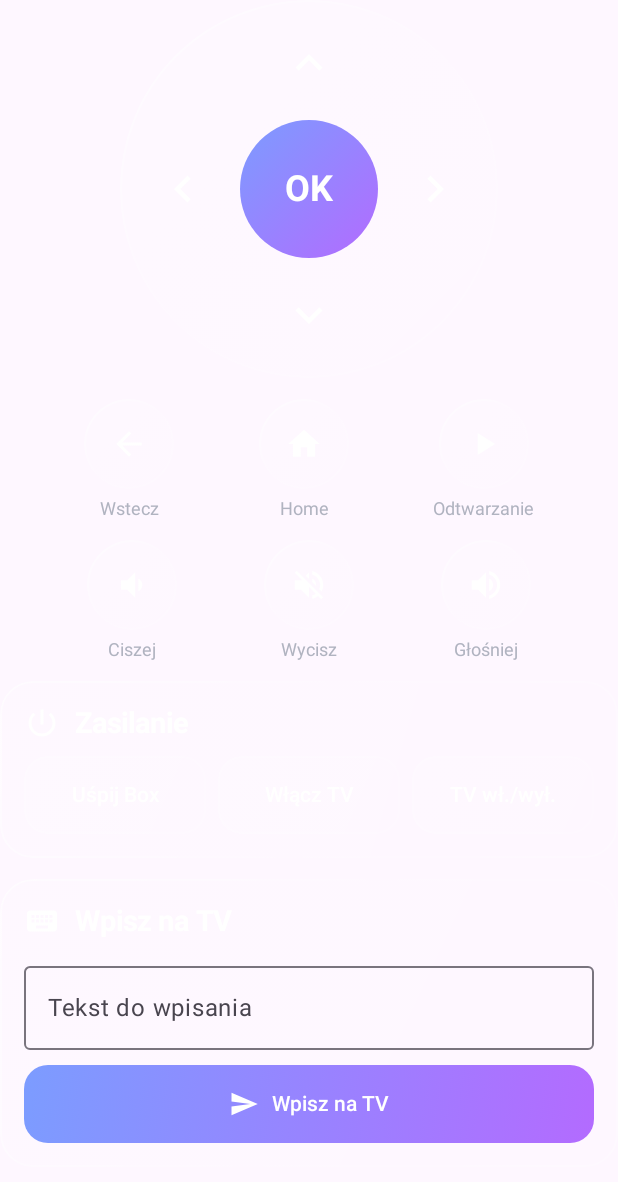
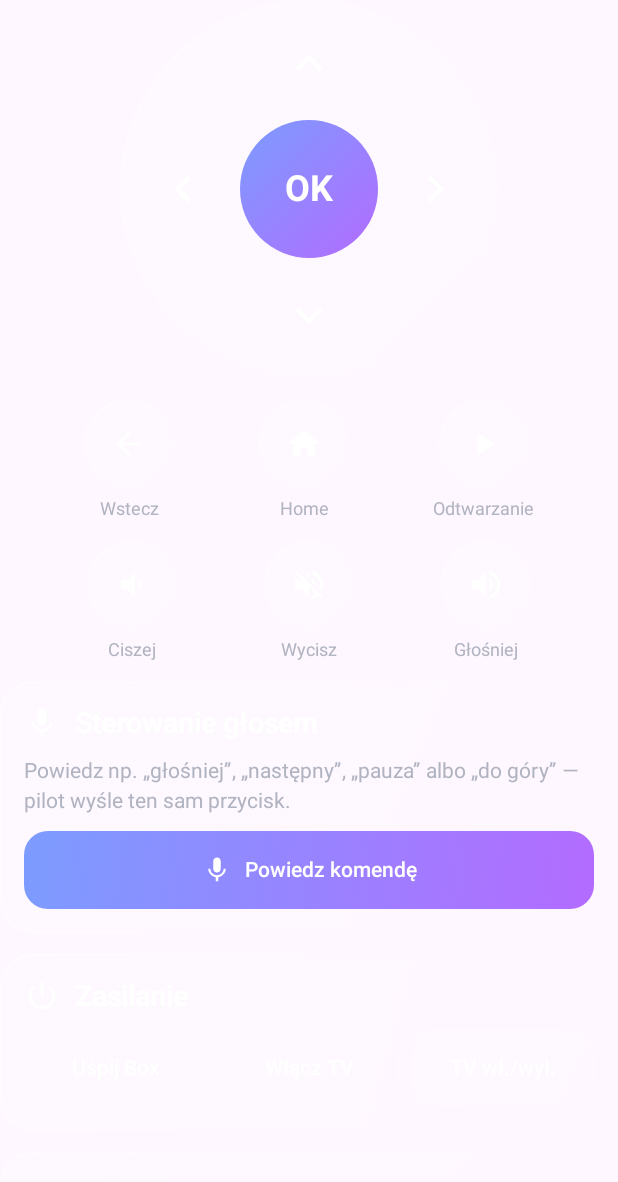
Before and after one commit to vcbgf5/LiquidLauncherMibox, an Android app built with Jetpack Compose: the composable RemoteTab shown on its own in the app's theme, on a phone screen of 412 x 824 dp. Shown: the top 1182 px of the screen. Run offline under Robolectric (Android 15) with nearby library versions, the phone set to English and light mode, and no system bars; libraries missing offline, so code that uses them is left out: com.google.mlkit.vision; pictures from the network do not load.

Commit message:
Pilot: voice control for the remote (Polish commands)
Adds a mic button to the Pilot tab (android.speech.SpeechRecognizer, pl-PL,
no new dependency) that matches a short spoken phrase against the same
action/value pairs the existing buttons already send: play/pause, volume,
mute, D-pad directions, OK, back and menu reuse the "key"/vol_* actions
verbatim. Only "next track" needed a box-side addition, so the keyCodes
map (not the handleRemote when-block) gained NEXT/MENU keycodes.

Co-Authored-By: Claude Sonnet 5 <noreply@anthropic.com>
Claude-Session: https://claude.ai/code/session_01AJ2NcN5bh6ksRrcTkqGwby

```diff
--- a/app/src/main/java/com/liquidglass/tvlauncher/MainActivity.kt
+++ b/app/src/main/java/com/liquidglass/tvlauncher/MainActivity.kt
@@ -1651,6 +1651,8 @@ class MainActivity : ComponentActivity() {
 
     private val keyCodes = mapOf(
         "UP" to 19, "DOWN" to 20, "LEFT" to 21, "RIGHT" to 22, "OK" to 23, "BACK" to 4, "HOME" to 3, "PLAYPAUSE" to 85,
+        // Added for the Pilot's voice control (next track, menu); same "key" action, no new when-branch needed.
+        "NEXT" to 87, "MENU" to 82,
     )
 
     /** One frame of the phone's screen (a JPEG). Runs on a server thread; "stop" tells the phone to quit sharing. */
--- a/app/src/main/java/com/liquidglass/tvlauncher/data/Changelog.kt
+++ b/app/src/main/java/com/liquidglass/tvlauncher/data/Changelog.kt
@@ -6,6 +6,7 @@ package com.liquidglass.tvlauncher.data
  */
 object Changelog {
     val NEWEST: List<String> = listOf(
+        "Sterowanie głosem w aplikacji Pilot: powiedz „głośniej”, „następny”, „pauza” albo „do góry” zamiast szukać przycisku.",
         "Animacja wyłączania: ekran zamyka się jak w starych telewizorach (pasek na środku, potem kropka) przed wysłaniem komendy wyłączenia.",
         "Animowana tapeta: wyślij krótki klip z aplikacji Pilot (zakładka Zdjęcia) — zapętla się bez dźwięku w tle ekranu głównego. Niedostępne w wersji Lite i w trybie oszczędnym.",
         "Poprawka: automatyczna aktualizacja już nie \"cichnie\" na zawsze, gdy cicha instalacja przez adb akurat zawiedzie — pokaże zwykłe okno instalacji zamiast nic nie robić.",
--- a/pilot/src/main/AndroidManifest.xml
+++ b/pilot/src/main/AndroidManifest.xml
@@ -7,6 +7,8 @@
     <uses-permission android:name="android.permission.FOREGROUND_SERVICE" />
     <uses-permission android:name="android.permission.FOREGROUND_SERVICE_MEDIA_PROJECTION" />
     <uses-permission android:name="android.permission.POST_NOTIFICATIONS" />
+    <!-- Voice control in the Pilot tab: a short recording while the mic button is held, nothing is kept. -->
+    <uses-permission android:name="android.permission.RECORD_AUDIO" />
 
     <application
         android:allowBackup="true"
--- a/pilot/src/main/java/com/liquidglass/tvpilot/Icons.kt
+++ b/pilot/src/main/java/com/liquidglass/tvpilot/Icons.kt
@@ -44,4 +44,5 @@ object PilotIcons {
     val Trash: ImageVector by lazy { vector("Trash", "M6 19c0 1.1.9 2 2 2h8c1.1 0 2-.9 2-2V7H6v12zM19 4h-3.5l-1-1h-5l-1 1H5v2h14V4z") }
     val Shuffle: ImageVector by lazy { vector("Shuffle", "M10.59 9.17L5.41 4 4 5.41l5.17 5.17 1.42-1.41zM14.5 4l2.04 2.04L4 18.59 5.41 20 17.96 7.46 20 9.5V4h-5.5zm.33 9.41l-1.41 1.41 3.13 3.13L14.5 20H20v-5.5l-2.04 2.04-3.13-3.13z") }
     val Check: ImageVector by lazy { vector("Check", "M9 16.17L4.83 12l-1.42 1.41L9 19 21 7l-1.41-1.41z") }
+    val Mic: ImageVector by lazy { vector("Mic", "M12 14c1.66 0 2.99-1.34 2.99-3L15 5c0-1.66-1.34-3-3-3S9 3.34 9 5v6c0 1.66 1.34 3 3 3zm5.3-3c0 3-2.54 5.1-5.3 5.1S6.7 14 6.7 11H5c0 3.41 2.72 6.23 6 6.72V21h2v-3.28c3.28-.48 6-3.3 6-6.72h-1.7z") }
 }
--- a/pilot/src/main/java/com/liquidglass/tvpilot/MainActivity.kt
+++ b/pilot/src/main/java/com/liquidglass/tvpilot/MainActivity.kt
@@ -319,6 +319,7 @@ private fun RemoteTab(send: (String, String) -> Unit) {
             RoundAction(PilotIcons.VolumeOff, "Wycisz", { send("mute", "") })
             RoundAction(PilotIcons.VolumeUp, "Głośniej", { send("vol_up", "") })
         }
+        VoiceCard(send)
         GlassCard {
             Heading(PilotIcons.Power, "Zasilanie")
             Row(Modifier.fillMaxWidth(), horizontalArrangement = Arrangement.spacedBy(8.dp)) {
--- /dev/null
+++ b/pilot/src/main/java/com/liquidglass/tvpilot/Voice.kt
@@ -0,0 +1,141 @@
+package com.liquidglass.tvpilot
+
+import android.Manifest
+import android.content.Intent
+import android.content.pm.PackageManager
+import android.os.Bundle
+import android.speech.RecognitionListener
+import android.speech.RecognizerIntent
+import android.speech.SpeechRecognizer
+import androidx.activity.compose.rememberLauncherForActivityResult
+import androidx.activity.result.contract.ActivityResultContracts
+import androidx.compose.foundation.layout.fillMaxWidth
+import androidx.compose.material3.Text
+import androidx.compose.runtime.Composable
+import androidx.compose.runtime.DisposableEffect
+import androidx.compose.runtime.getValue
+import androidx.compose.runtime.mutableStateOf
+import androidx.compose.runtime.remember
+import androidx.compose.runtime.setValue
+import androidx.compose.ui.Modifier
+import androidx.compose.ui.platform.LocalContext
+import androidx.compose.ui.unit.sp
+
+/** One voice command: the Polish words that trigger it, and the same action/value a remote button already sends. */
+private class VoiceCommand(val phrases: List<String>, val action: String, val value: String, val label: String)
+
+/** Mirrors the buttons in [RemoteTab] (and the volume buttons): a voice command just presses one of them. */
+private val voiceCommands = listOf(
+    VoiceCommand(listOf("odtwórz", "odtwarzaj", "graj", "pauza", "wstrzymaj", "zatrzymaj"), "key", "PLAYPAUSE", "odtwarzanie / pauza"),
+    VoiceCommand(listOf("następny", "następna", "kolejny", "kolejna", "pomiń"), "key", "NEXT", "następny utwór"),
+    VoiceCommand(listOf("głośniej", "podgłośnij"), "vol_up", "", "głośniej"),
+    VoiceCommand(listOf("ciszej", "przycisz"), "vol_down", "", "ciszej"),
+    VoiceCommand(listOf("wycisz", "cisza"), "mute", "", "wycisz"),
+    VoiceCommand(listOf("do góry", "w górę", "góra"), "key", "UP", "do góry"),
+    VoiceCommand(listOf("w dół", "na dół", "dół"), "key", "DOWN", "w dół"),
+    VoiceCommand(listOf("w lewo", "lewo"), "key", "LEFT", "w lewo"),
+    VoiceCommand(listOf("w prawo", "prawo"), "key", "RIGHT", "w prawo"),
+    VoiceCommand(listOf("ok", "zatwierdź", "wybierz"), "key", "OK", "OK"),
+    VoiceCommand(listOf("wstecz", "cofnij"), "key", "BACK", "wstecz"),
+    VoiceCommand(listOf("menu"), "key", "MENU", "menu"),
+)
+
+/** Finds the first command one of whose phrases matches [heard]: a whole word for a one-word phrase,
+ * a substring for a few words (SpeechRecognizer hands back a short sentence, not a single token). */
+private fun matchVoiceCommand(heard: String): VoiceCommand? {
+    val text = heard.lowercase().trim()
+    val words = text.split(Regex("\\s+")).toSet()
+    return voiceCommands.firstOrNull { command ->
+        command.phrases.any { phrase -> if (phrase.contains(' ')) text.contains(phrase) else phrase in words }
+    }
+}
+
+private sealed class VoiceState {
+    object Idle : VoiceState()
+    object Listening : VoiceState()
+    class Done(val heard: String, val command: VoiceCommand?, val error: String? = null) : VoiceState()
+}
+
+/**
+ * A mic button: tap it to say a short command in Polish ("głośniej", "następny", "do góry"...); the recognized
+ * phrase is matched against [voiceCommands] and sent through the same [send] every other button already uses.
+ */
+@Composable
+fun VoiceCard(send: (String, String) -> Unit) {
+    val context = LocalContext.current
+    var state by remember { mutableStateOf<VoiceState>(VoiceState.Idle) }
+
+    val recognizer = remember {
+        if (SpeechRecognizer.isRecognitionAvailable(context)) SpeechRecognizer.createSpeechRecognizer(context) else null
+    }
+    DisposableEffect(Unit) {
+        onDispose { recognizer?.destroy() }
+    }
+
+    val listen: () -> Unit = listen@{
+        val engine = recognizer
+        if (engine == null) {
+            state = VoiceState.Done("", null, "Rozpoznawanie mowy niedostępne na tym telefonie")
+            return@listen
+        }
+        state = VoiceState.Listening
+        engine.setRecognitionListener(object : RecognitionListener {
+            override fun onResults(results: Bundle) {
+                val heard = results.getStringArrayList(SpeechRecognizer.RESULTS_RECOGNITION)?.firstOrNull().orEmpty()
+                val command = matchVoiceCommand(heard)
+                if (command != null) send(command.action, command.value)
+                state = VoiceState.Done(heard, command)
+            }
+            override fun onError(error: Int) {
+                state = VoiceState.Done("", null, "Nie udało się rozpoznać mowy, spróbuj jeszcze raz")
+            }
+            override fun onReadyForSpeech(params: Bundle?) {}
+            override fun onBeginningOfSpeech() {}
+            override fun onRmsChanged(rmsdB: Float) {}
+            override fun onBufferReceived(buffer: ByteArray?) {}
+            override fun onEndOfSpeech() {}
+            override fun onPartialResults(partialResults: Bundle?) {}
+            override fun onEvent(eventType: Int, params: Bundle?) {}
+        })
+        engine.startListening(
+            Intent(RecognizerIntent.ACTION_RECOGNIZE_SPEECH).apply {
+                putExtra(RecognizerIntent.EXTRA_LANGUAGE_MODEL, RecognizerIntent.LANGUAGE_MODEL_FREE_FORM)
+                putExtra(RecognizerIntent.EXTRA_LANGUAGE, "pl-PL")
+                putExtra(RecognizerIntent.EXTRA_MAX_RESULTS, 1)
+            },
+        )
+    }
+
+    val askMic = rememberLauncherForActivityResult(ActivityResultContracts.RequestPermission()) { granted ->
+        if (granted) listen() else state = VoiceState.Done("", null, "Potrzebny dostęp do mikrofonu")
+    }
+
+    GlassCard {
+        Heading(PilotIcons.Mic, "Sterowanie głosem")
+        BodyText("Powiedz np. „głośniej”, „następny”, „pauza” albo „do góry” — pilot wyśle ten sam przycisk.")
+        PilotButton(
+            if (state is VoiceState.Listening) "Słucham…" else "Powiedz komendę",
+            {
+                if (context.checkSelfPermission(Manifest.permission.RECORD_AUDIO) == PackageManager.PERMISSION_GRANTED) {
+                    listen()
+                } else {
+                    askMic.launch(Manifest.permission.RECORD_AUDIO)
+                }
+            },
+            Modifier.fillMaxWidth(),
+            icon = PilotIcons.Mic,
+            primary = true,
+            enabled = state !is VoiceState.Listening,
+        )
+        val done = state as? VoiceState.Done
+        if (done != null) {
+            val text = when {
+                done.error != null -> done.error
+                done.heard.isBlank() -> "Nie usłyszałem nic, spróbuj ponownie."
+                done.command != null -> "Usłyszałem: „${done.heard}” → ${done.command.label}"
+                else -> "Usłyszałem: „${done.heard}” — nie rozpoznano komendy"
+            }
+            Text(text, color = Pal.muted, fontSize = 13.sp)
+        }
+    }
+}
```
Also changed, not shown: 1 other file.
